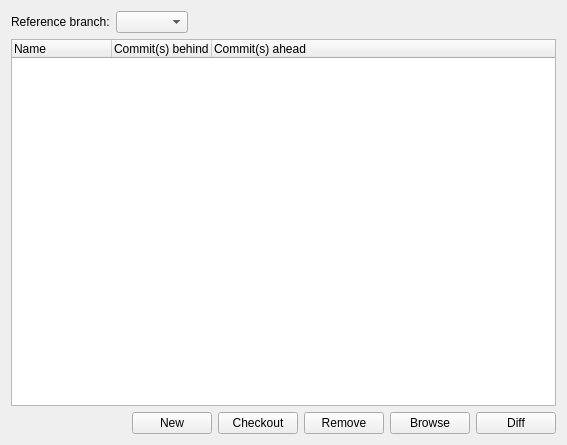
First picture: the form in src/widgets/branchesstatuswidget.ui, repository HamedMasafi/GitKlient, before the edit.
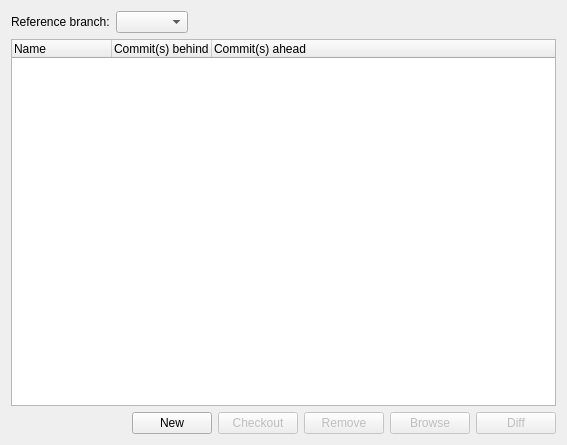
Second picture: the form after the edit. Icons and pictures are not drawn.

Patch:
```diff
--- a/src/widgets/branchesstatuswidget.ui
+++ b/src/widgets/branchesstatuswidget.ui
@@ -91,6 +91,9 @@
      </item>
      <item>
       <widget class="QPushButton" name="pushButtonCheckout">
+       <property name="enabled">
+        <bool>false</bool>
+       </property>
        <property name="text">
         <string>Checkout</string>
        </property>
@@ -98,6 +101,9 @@
      </item>
      <item>
       <widget class="QPushButton" name="pushButtonRemoveSelected">
+       <property name="enabled">
+        <bool>false</bool>
+       </property>
        <property name="text">
         <string>Remove</string>
        </property>
@@ -105,6 +111,9 @@
      </item>
      <item>
       <widget class="QPushButton" name="pushButtonBrowse">
+       <property name="enabled">
+        <bool>false</bool>
+       </property>
        <property name="text">
         <string>Browse</string>
        </property>
@@ -112,6 +121,9 @@
      </item>
      <item>
       <widget class="QPushButton" name="pushButtonDiff">
+       <property name="enabled">
+        <bool>false</bool>
+       </property>
        <property name="text">
         <string>Diff</string>
        </property>
```
Left out of the diff: 18 changed lines with no effect on the pictures.
